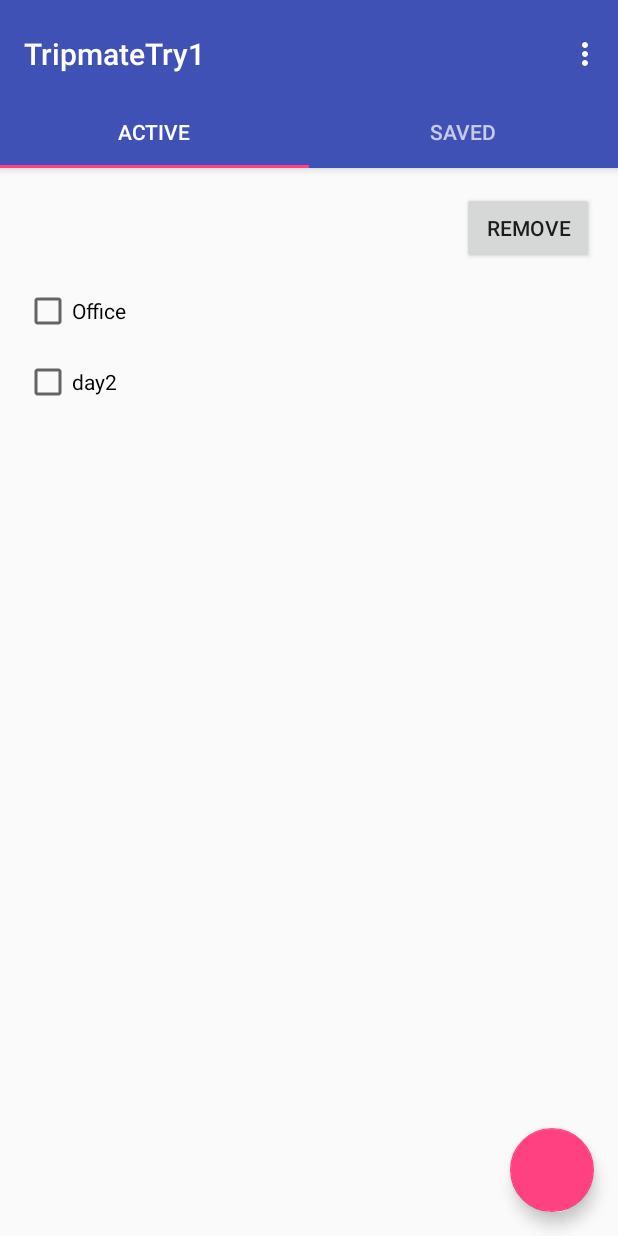
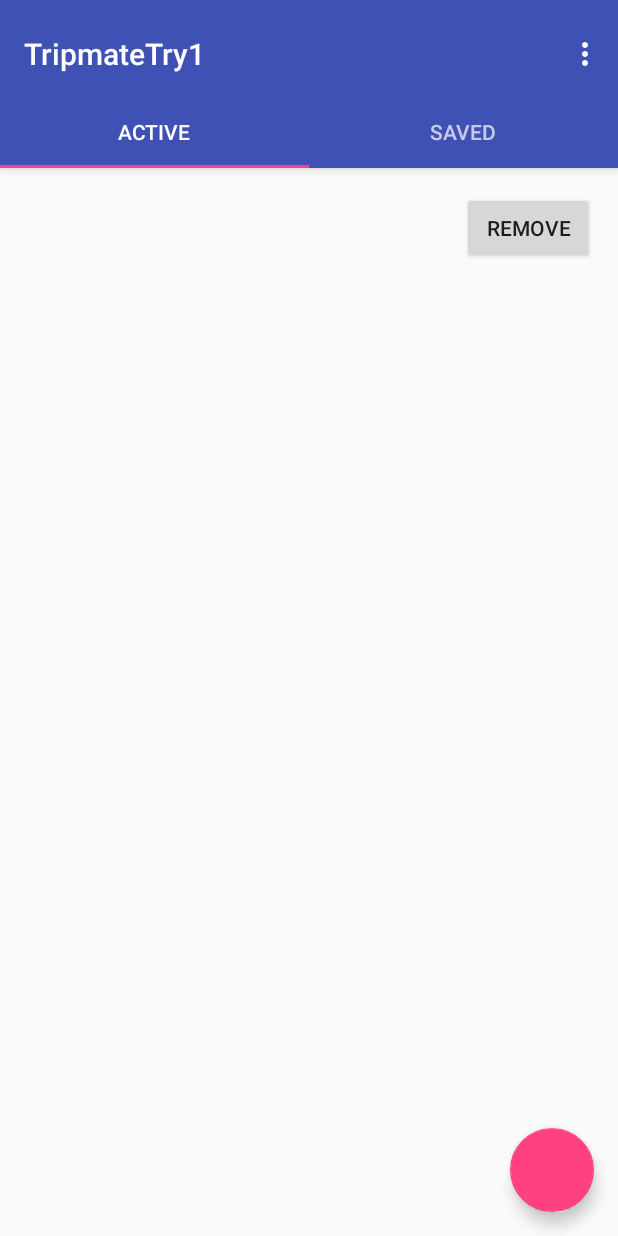
Before and after one commit to NithinKumarKotte/TripMate, an Android app: the screen it shows after launch (MainActivity), on a phone screen of 412 x 824 dp. Run offline under Robolectric (Android 15) with nearby library versions, the phone set to English and light mode, and no system bars.

Commit message:
made changes in project to get details fo waypoint use display list

```diff
--- a/app/src/main/java/com/example/d27sa/tripmatetry1/MainActivity.java
+++ b/app/src/main/java/com/example/d27sa/tripmatetry1/MainActivity.java
@@ -40,6 +40,7 @@ public class MainActivity extends AppCompatActivity {
         setSupportActionBar(toolbar);
         // Create the adapter that will return a fragment for each of the three
         // primary sections of the activity.
+
         mSectionsPagerAdapter = new SectionsPagerAdapter(getSupportFragmentManager());
 
         // Set up the ViewPager with the sections adapter.
@@ -88,7 +89,7 @@ public class MainActivity extends AppCompatActivity {
     public void gotoaddlist (View view)
     {
         Intent i = new Intent (this,listadd.class);
-        startActivity(i);
+        startActivityForResult(i, 1);
     }
 
 
--- a/app/src/main/java/com/example/d27sa/tripmatetry1/active.java
+++ b/app/src/main/java/com/example/d27sa/tripmatetry1/active.java
@@ -1,20 +1,70 @@
 package com.example.d27sa.tripmatetry1;
 
+import android.content.Intent;
 import android.os.Bundle;
+import android.support.annotation.Nullable;
 import android.support.v4.app.Fragment;
 import android.view.LayoutInflater;
 import android.view.View;
 import android.view.ViewGroup;
+import android.widget.ArrayAdapter;
+import android.widget.CheckBox;
+import android.widget.LinearLayout;
+import android.widget.ListView;
+import android.widget.RelativeLayout;
+
+import java.util.ArrayList;
+
+import static android.app.Activity.RESULT_OK;
 
 /**
  * Created by d27sa on 02-04-2017.
  */
 public class active extends Fragment {
-
+    String value;
+    static int count;
+    ArrayList<CheckBox>mycheck=new ArrayList<CheckBox>();
+    ListView listView;
+    static{
+        count=1;
+    }
+    ArrayList<String> halts=new ArrayList<>();
     @Override
     public View onCreateView(LayoutInflater inflater, ViewGroup container,
                              Bundle savedInstanceState) {
+       // listView=(ListView)getView().findViewById(R.id.activelist);
         View rootView = inflater.inflate(R.layout.activetab, container, false);
         return rootView;
+
+
+    }
+
+    public void onActivityResult(int requestCode, int resultCode, Intent data) {
+        super.onActivityResult(requestCode, resultCode, data);
+        if (requestCode == 1) {
+            if(resultCode == RESULT_OK) {
+                value = data.getStringExtra("list");
+                halts = data.getStringArrayListExtra("halts");
+                CheckBox mycheckBox=new CheckBox(this.getContext());
+                mycheckBox.setText(value);
+                mycheckBox.setId(count);
+                mycheckBox.setClickable(true);
+                RelativeLayout ll = (RelativeLayout)getView().findViewById(R.id.active);
+                RelativeLayout.LayoutParams lp = new RelativeLayout.LayoutParams(RelativeLayout.LayoutParams.MATCH_PARENT, RelativeLayout.LayoutParams.WRAP_CONTENT);
+                if(count!=0){
+                    lp.addRule(RelativeLayout.BELOW,mycheckBox.getId());
+                    ll.addView(mycheckBox, lp);
+                }
+                else{
+                    lp.addRule(RelativeLayout.BELOW,R.id.section_label );
+                    ll.addView(mycheckBox, lp);
+                }
+                count++;
+                mycheck.add(mycheckBox);
+             //   ArrayAdapter<CheckBox> adapter = new ArrayAdapter<CheckBox>(this, android.R.layout.simple_selectable_list_item);
+                //listView.setAdapter(adapter);
+
+            }
+        }
     }
 }
--- a/app/src/main/res/layout/activetab.xml
+++ b/app/src/main/res/layout/activetab.xml
@@ -2,6 +2,7 @@
     xmlns:tools="http://schemas.android.com/tools"
     android:layout_width="match_parent"
     android:layout_height="match_parent"
+    android:id="@+id/active"
     android:paddingBottom="@dimen/activity_vertical_margin"
     android:paddingLeft="@dimen/activity_horizontal_margin"
     android:paddingRight="@dimen/activity_horizontal_margin"
@@ -13,14 +14,6 @@
         android:layout_width="wrap_content"
         android:layout_height="wrap_content" />
 
-    <CheckBox
-        android:id="@+id/checkBox"
-        android:layout_width="wrap_content"
-        android:layout_height="wrap_content"
-        android:text="Office"
-        android:layout_below="@+id/button"
-        android:layout_toEndOf="@+id/section_label"
-        android:layout_marginTop="15dp" />
 
     <Button
         android:layout_width="wrap_content"
@@ -29,14 +22,12 @@
         android:text="Remove"
         android:layout_alignParentTop="true"
         android:layout_alignParentEnd="true" />
-    <CheckBox
-        android:id="@+id/checkBox2"
-        android:layout_width="wrap_content"
-        android:layout_height="wrap_content"
-        android:text="day2"
-        android:layout_marginTop="15dp"
-        android:layout_below="@+id/checkBox"
-        android:layout_toEndOf="@+id/section_label" />
 
+    <ListView
+        android:layout_width="match_parent"
+        android:layout_height="match_parent"
+        android:id="@+id/activelist">
+
+    </ListView>
 
 </RelativeLayout>
--- a/app/src/main/res/layout/activity_listadd.xml
+++ b/app/src/main/res/layout/activity_listadd.xml
@@ -105,7 +105,8 @@
                     android:layout_width="wrap_content"
                     android:layout_height="wrap_content"
                     android:text="Save"
-                    android:id="@+id/savebtn"/>
+                    android:id="@+id/savebtn"
+                    android:onClick="movetosave"/>
                     <!--android:onClick="savelist"-->
                 <Button
                     android:layout_width="wrap_content"
```
Also changed, not shown: app/src/main/java/com/example/d27sa/tripmatetry1/listadd.java (+12 -1 lines).
